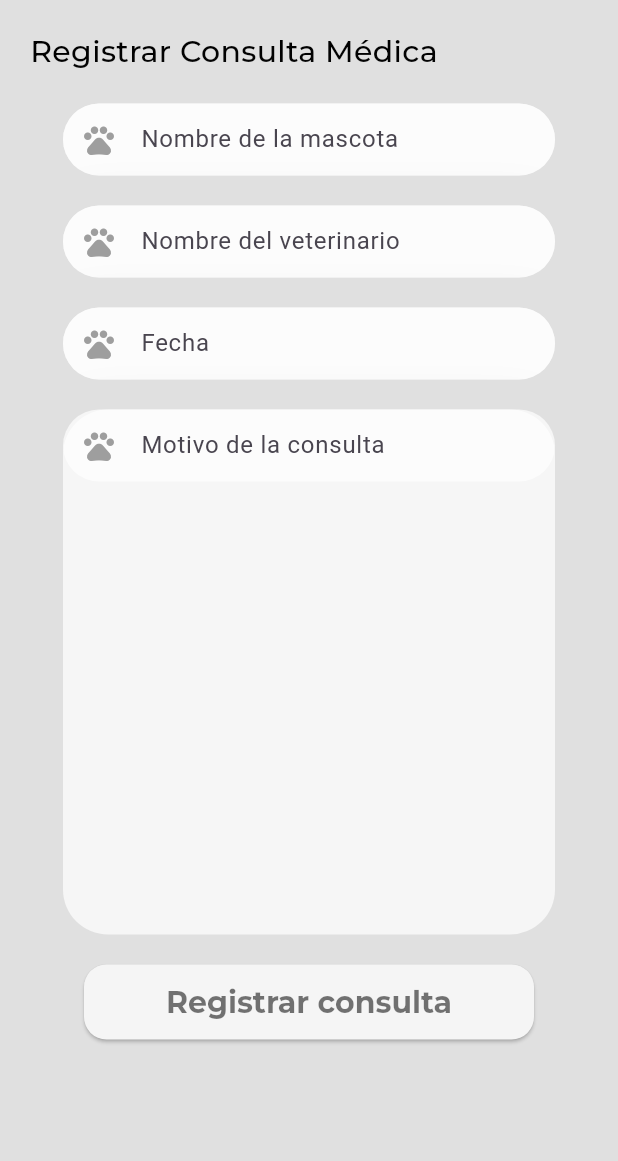
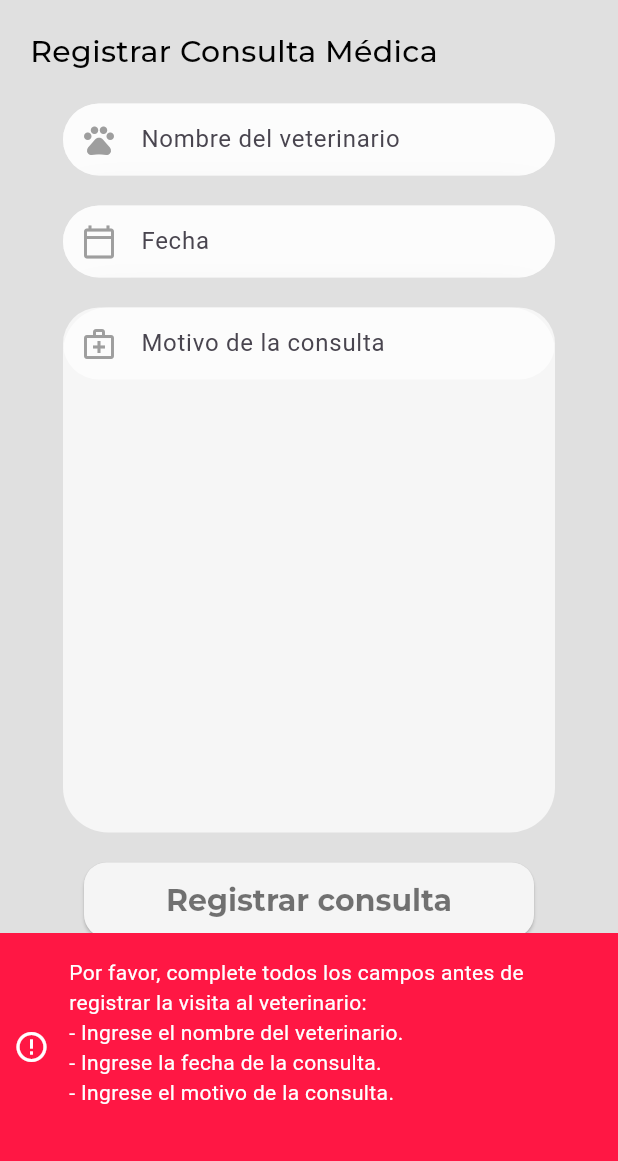
Before and after one commit to Paoli99/PawControl, a Flutter app: the AddVetVisit screen opened directly with empty values, after a tap on "Registrar consulta", on a phone screen of 412 x 824 dp, the part 75-1236 px from its top. Run offline on Flutter 3.47's test engine with Material 3 defaults, Android fonts, the phone set to English and light mode, and no system bars; drawn by our look-alikes of another_flushbar; our stand-ins replace cloud_firestore, firebase_auth, firebase_core, firebase_storage, flutter_swiper_null_safety, font_awesome_flutter and 2 more; missing offline and left inert: firebase_app_check; accounts and stored records are empty.

Commit message:
fixed bugs when added a vet visit

```diff
--- a/lib/constants/constants.dart
+++ b/lib/constants/constants.dart
@@ -337,3 +337,30 @@ Future<bool> validateLostPet({
   return true;
 
 }
+
+Future<bool> validateVetVisit({
+  required BuildContext context,
+  required String vetName,
+  required String visitDate,
+  required String visitMotive,
+}) async {
+  if (vetName.isEmpty ||
+      visitDate.isEmpty ||
+      visitMotive.isEmpty) {
+    String errorMessage = "Por favor, complete todos los campos antes de registrar la visita al veterinario:\n";
+
+    if (vetName.isEmpty) {
+      errorMessage += "- Ingrese el nombre del veterinario.\n";
+    }
+    if (visitDate.isEmpty) {
+      errorMessage += "- Ingrese la fecha de la consulta.\n";
+    }
+    if (visitMotive.isEmpty) {
+      errorMessage += "- Ingrese el motivo de la consulta.\n";
+    }
+    showMessage(context, errorMessage);
+    return false;
+  }
+  showGoodMessage(context, "Consulta médica registrada exitosamente.");
+  return true;
+}
--- a/lib/firebase/firebase_firestore/publishVetVisit.dart
+++ b/lib/firebase/firebase_firestore/publishVetVisit.dart
@@ -0,0 +1,39 @@
+import 'package:cloud_firestore/cloud_firestore.dart';
+import 'package:flutter/material.dart';
+import 'package:pawcontrol/constants/constants.dart';
+
+class Publishvetvisit {
+  static Future<bool> publishVetVisit({
+    required BuildContext context,
+    required String userId,
+    required String petId,
+    required String vetName,
+    required String visitDate,
+    required String visitMotive,
+  }) async {
+    if (userId.isEmpty || petId.isEmpty) {
+      showMessage(context, "Error: Usuario o identificador de la mascota no puede estar vacío.");
+      return false;
+    }
+
+    try {
+      DocumentReference petDoc = FirebaseFirestore.instance
+        .collection('users')
+        .doc(userId)
+        .collection('pets')
+        .doc(petId);
+
+      await petDoc.collection('clinicHistory').doc().set({
+        'vetName': vetName,
+        'visitDate': visitDate,
+        'visitMotive': visitMotive,
+      });
+
+      showGoodMessage(context, "Consulta médica registrada con éxito.");
+      return true;
+    } catch (e) {
+      showMessage(context, "Error al registrar la consulta médica: $e");
+      return false;
+    }
+  }
+}
--- a/lib/screens/pets/addVetVisit.dart
+++ b/lib/screens/pets/addVetVisit.dart
@@ -1,17 +1,13 @@
-// ignore_for_file: prefer_const_constructors
-
 import 'package:flutter/material.dart';
+import 'package:firebase_auth/firebase_auth.dart';
 import 'package:pawcontrol/constants/colors.dart';
-import 'package:pawcontrol/constants/dropListView.dart';
+import 'package:pawcontrol/constants/constants.dart';
 import 'package:pawcontrol/constants/fonts.dart';
+import 'package:pawcontrol/constants/routes.dart';
 import 'package:pawcontrol/constants/textInputFields.dart';
-import 'package:pawcontrol/firebase/firebase_firestore/getPetInfo.dart';
-import 'package:pawcontrol/screens/home/home.dart';
-import 'package:pawcontrol/screens/home/profile.dart';
-import 'package:pawcontrol/screens/home/search.dart';
+import 'package:pawcontrol/firebase/firebase_firestore/publishVetVisit.dart';
 import 'package:pawcontrol/screens/pets/pets.dart';
 import 'package:pawcontrol/widgets/header/header.dart';
-import 'package:pawcontrol/widgets/pictures/addPicture.dart';
 import 'package:pawcontrol/widgets/primary_buttons/primary_button.dart';
 
 class AddVetVisit extends StatefulWidget {
@@ -24,28 +20,40 @@ class AddVetVisit extends StatefulWidget {
 }
 
 class _AddVetVisitState extends State<AddVetVisit> {
-
-
-  TextEditingController petNameController = TextEditingController();
   TextEditingController visitDateController = TextEditingController();
   TextEditingController visitMotiveController = TextEditingController();
   TextEditingController vetNameController = TextEditingController();
 
+  String? userId = FirebaseAuth.instance.currentUser?.uid;
 
   @override
   void navigateBack(BuildContext context) {
     Navigator.push(
       context,
-    MaterialPageRoute(builder: (context) => Pets(petId: widget.petId,)),
+      MaterialPageRoute(builder: (context) => Pets(petId: widget.petId)),
     );
   }
+
+void getUserId() {
+    User? user = FirebaseAuth.instance.currentUser;
+    if (user != null) {
+      userId = user.uid;
+    }
+  }
+
+  @override
   Widget build(BuildContext context) {
     return SafeArea(
       child: Scaffold(
         body: SingleChildScrollView(
           child: Column(
             children: [
-              Header(title: 'PAW CONTROL', showImage: true, showBackButton: true, navigateTo: navigateBack),
+              Header(
+                title: 'PAW CONTROL',
+                showImage: true,
+                showBackButton: true,
+                navigateTo: navigateBack,
+              ),
               Container(
                 padding: EdgeInsets.all(20),
                 child: Column(
@@ -54,16 +62,6 @@ class _AddVetVisitState extends State<AddVetVisit> {
                     Text(
                       'Registrar Consulta Médica',
                       style: TextsFont.tituloNames,
-                          ),
-                    SizedBox(height: 20),
-                    TextInputFields(
-                      controller: petNameController,
-                      hintText: 'Nombre de la mascota',
-                      prefixIcon: Icon(
-                        Icons.pets_outlined,
-                        color: Colors.grey,
-                      ),
-                      backgroundColor: ColorsApp.white70,
                     ),
                     SizedBox(height: 20),
                     TextInputFields(
@@ -80,30 +78,53 @@ class _AddVetVisitState extends State<AddVetVisit> {
                       controller: visitDateController,
                       hintText: 'Fecha',
                       prefixIcon: Icon(
-                        Icons.pets_outlined,
+                        Icons.calendar_today_outlined,
                         color: Colors.grey,
                       ),
                       backgroundColor: ColorsApp.white70,
                     ),
                     SizedBox(height: 20),
-                    SizedBox(height: 350,
+                    SizedBox(
+                      height: 350,
                       child: TextInputFields(
                         controller: visitMotiveController,
                         hintText: 'Motivo de la consulta',
                         prefixIcon: Icon(
-                        Icons.pets_outlined,
+                          Icons.medical_services_outlined,
                           color: Colors.grey,
                         ),
                         backgroundColor: ColorsApp.white70,
                       ),
                     ),
                     SizedBox(height: 20),
-
                     Center(
                       child: PrimaryButton(
                         title: 'Registrar consulta',
-                        onPressed: ()  {
+                        onPressed: () async {
+                          bool isValid = await validateVetVisit(
+                            context: context,
+                            vetName: vetNameController.text,
+                            visitDate: visitDateController.text,
+                            visitMotive: visitMotiveController.text,
+                          );
 
+                          if (isValid) {
+                            bool success = await Publishvetvisit.publishVetVisit(
+                              context: context,
+                              userId: userId!,
+                              petId: widget.petId,
+                              vetName: vetNameController.text,
+                              visitDate: visitDateController.text,
+                              visitMotive: visitMotiveController.text,
+                            );
+
+                            if (success) {
+                              Routes.instance.pushAndRemoveUntil(
+                                widget: Pets(petId: widget.petId),
+                                context: context,
+                              );
+                            }
+                          }
                         },
                       ),
                     ),
@@ -115,7 +136,5 @@ class _AddVetVisitState extends State<AddVetVisit> {
         ),
       ),
     );
-
-
   }
 }
```
Lines whose indentation alone changed are shown as unchanged.
